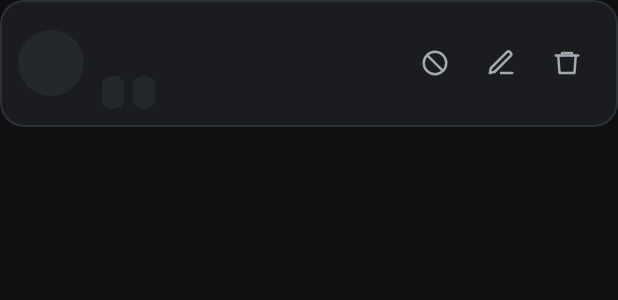
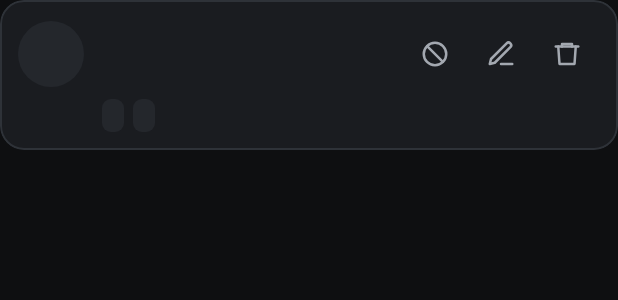
Before and after one commit to diegocarma2007-eng/IronMarket, an Android app: the layout item_user.xml on its own in the app's theme, with its tools: preview values and no code run, on a phone screen of 412 x 824 dp. Shown: the top 300 px of the screen. Run offline under Robolectric (Android 15) with nearby library versions, the phone set to English and light mode, and no system bars.

Commit message:
Usuarios: rol y estado en una fila propia para que no se corten
Co-Authored-By: Claude Opus 5.5 <noreply@anthropic.com>
Claude-Session: https://claude.ai/code/session_01A1ewPLf2cbUqyzFYDgtpWp

```diff
--- a/app/src/main/res/layout/item_user.xml
+++ b/app/src/main/res/layout/item_user.xml
@@ -10,9 +10,14 @@
     <LinearLayout
         android:layout_width="match_parent"
         android:layout_height="wrap_content"
+        android:orientation="vertical"
+        android:padding="@dimen/space_m">
+
+    <LinearLayout
+        android:layout_width="match_parent"
+        android:layout_height="wrap_content"
         android:gravity="center_vertical"
-        android:orientation="horizontal"
-        android:padding="@dimen/space_m">
+        android:orientation="horizontal">
 
         <TextView
             android:id="@+id/avatar"
@@ -45,27 +50,6 @@
                 android:layout_height="wrap_content"
                 android:textSize="12sp" />
 
-            <LinearLayout
-                android:layout_width="wrap_content"
-                android:layout_height="wrap_content"
-                android:layout_marginTop="4dp"
-                android:orientation="horizontal">
-
-                <TextView
-                    android:id="@+id/role"
-                    style="@style/Text.IronMarket.Badge"
-                    android:maxLines="1"
-                    android:layout_width="wrap_content"
-                    android:layout_height="wrap_content"
-                    android:layout_marginEnd="6dp" />
-
-                <TextView
-                    android:id="@+id/state"
-                    style="@style/Text.IronMarket.Badge"
-                    android:maxLines="1"
-                    android:layout_width="wrap_content"
-                    android:layout_height="wrap_content" />
-            </LinearLayout>
         </LinearLayout>
 
         <com.google.android.material.button.MaterialButton
@@ -95,4 +79,29 @@
             app:icon="@drawable/ic_delete"
             app:iconTint="@color/im_text_muted" />
     </LinearLayout>
+
+        <!-- Rol y estado debajo, con todo el ancho de la tarjeta para que no se corten -->
+        <LinearLayout
+            android:layout_width="wrap_content"
+            android:layout_height="wrap_content"
+            android:layout_marginStart="56dp"
+            android:layout_marginTop="6dp"
+            android:orientation="horizontal">
+
+            <TextView
+                android:id="@+id/role"
+                style="@style/Text.IronMarket.Badge"
+                android:maxLines="1"
+                android:layout_width="wrap_content"
+                android:layout_height="wrap_content"
+                android:layout_marginEnd="6dp" />
+
+            <TextView
+                android:id="@+id/state"
+                style="@style/Text.IronMarket.Badge"
+                android:maxLines="1"
+                android:layout_width="wrap_content"
+                android:layout_height="wrap_content" />
+        </LinearLayout>
+    </LinearLayout>
 </com.google.android.material.card.MaterialCardView>
```
